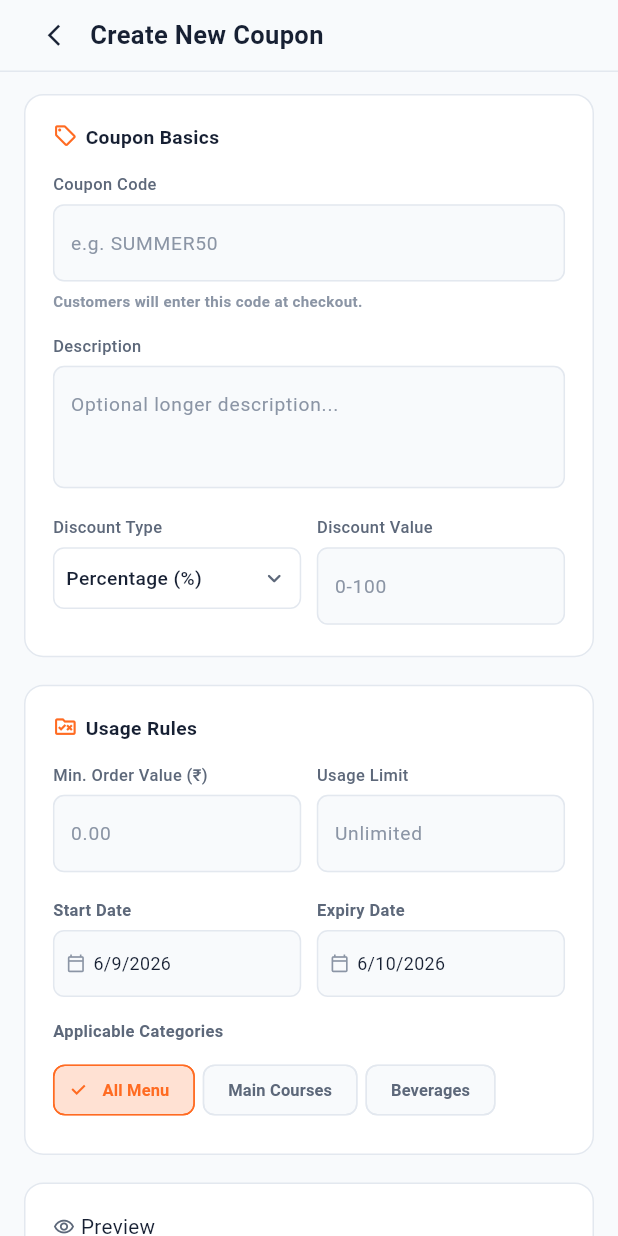
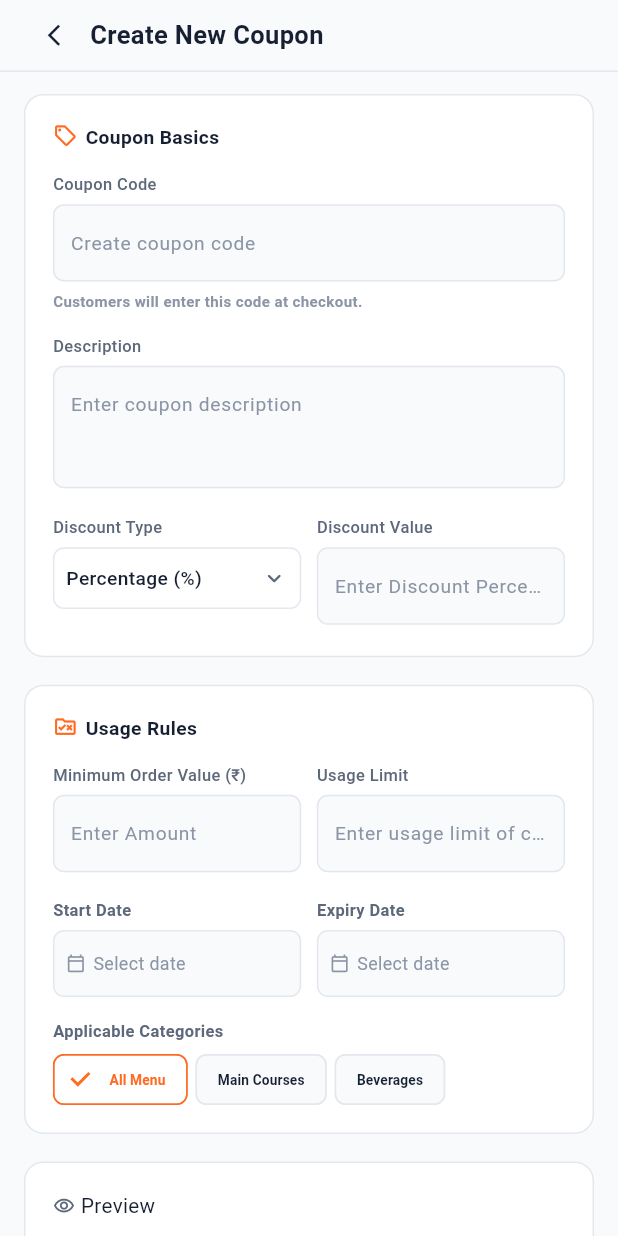
Before and after one commit to shubhnesh/RDX-Admin-Panel, a Flutter app: the CreateCouponScreen screen opened by its route, on a phone screen of 412 x 824 dp. Run offline on Flutter 3.47's test engine with Material 3 defaults, Android fonts, the phone set to English and light mode, and no system bars; our stand-ins replace cloud_firestore, firebase_auth, firebase_core, fl_chart; accounts and stored records are empty.

Commit message:
coupons screen improved

```diff
--- a/lib/screens/coupons/create_coupon_screen.dart
+++ b/lib/screens/coupons/create_coupon_screen.dart
@@ -26,8 +26,8 @@ class _CreateCouponScreenState extends State<CreateCouponScreen> {
   final usageLimitController = TextEditingController();
 
   DiscountType discountType = DiscountType.percentage;
-  DateTime startDate = DateTime.now();
-  DateTime endDate = DateTime.now().add(const Duration(days: 30));
+  DateTime? startDate;
+  DateTime? endDate;
   bool isLoading = false;
   String? errorMessage;
 
@@ -49,9 +49,16 @@ class _CreateCouponScreenState extends State<CreateCouponScreen> {
 
   Future<void> _save() async {
     if (codeController.text.trim().isEmpty ||
-        double.tryParse(discountValueController.text.trim()) == null) {
+        double.tryParse(discountValueController.text.trim()) == null ||
+        startDate == null ||
+        endDate == null) {
       setState(() => errorMessage =
-          'Please enter a coupon code and a valid discount value.');
+          'Please enter a coupon code, valid discount value, start date, and expiry date.');
+      return;
+    }
+    if (endDate!.isBefore(startDate!)) {
+      setState(
+          () => errorMessage = 'Expiry date must be after the start date.');
       return;
     }
 
@@ -63,9 +70,9 @@ class _CreateCouponScreenState extends State<CreateCouponScreen> {
       discountValue: double.parse(discountValueController.text.trim()),
       minOrderValue: double.tryParse(minOrderController.text.trim()),
       usageLimit: int.tryParse(usageLimitController.text.trim()),
-      startDate: startDate,
-      endDate: endDate,
-      status: startDate.isAfter(DateTime.now())
+      startDate: startDate!,
+      endDate: endDate!,
+      status: startDate!.isAfter(DateTime.now())
           ? CouponStatus.scheduled
           : CouponStatus.active,
     );
@@ -113,7 +120,7 @@ class _CreateCouponScreenState extends State<CreateCouponScreen> {
             discountValue:
                 double.tryParse(discountValueController.text.trim()) ?? 50,
             minOrder: double.tryParse(minOrderController.text.trim()),
-            isActive: !startDate.isAfter(DateTime.now()),
+            isActive: startDate != null && !startDate!.isAfter(DateTime.now()),
           );
 
           // ── Narrow (mobile / tablet) ───────────────────────────────
@@ -215,7 +222,7 @@ class _CreateCouponScreenState extends State<CreateCouponScreen> {
             RdxTextField(
               controller: codeController,
               label: 'Coupon Code',
-              hint: 'e.g. SUMMER50',
+              hint: 'Create coupon code',
             ),
             SizedBox(height: context.h(4)),
             Text(
@@ -230,7 +237,7 @@ class _CreateCouponScreenState extends State<CreateCouponScreen> {
               controller: descriptionController,
               label: 'Description',
               maxLines: 3,
-              hint: 'Optional longer description...',
+              hint: 'Enter coupon description',
             ),
             SizedBox(height: context.h(16)),
             Row(
@@ -243,8 +250,8 @@ class _CreateCouponScreenState extends State<CreateCouponScreen> {
                     controller: discountValueController,
                     label: 'Discount Value',
                     hint: discountType == DiscountType.percentage
-                        ? '0-100'
-                        : '0.00',
+                        ? 'Enter Discount Percentage'
+                        : 'Enter Discount Amount',
                     keyboardType: TextInputType.number,
                   ),
                 ),
@@ -263,8 +270,8 @@ class _CreateCouponScreenState extends State<CreateCouponScreen> {
                 Expanded(
                   child: RdxTextField(
                     controller: minOrderController,
-                    label: 'Min. Order Value (₹)',
-                    hint: '0.00',
+                    label: 'Minimum Order Value (₹)',
+                    hint: 'Enter Amount',
                     keyboardType: TextInputType.number,
                   ),
                 ),
@@ -273,7 +280,7 @@ class _CreateCouponScreenState extends State<CreateCouponScreen> {
                   child: RdxTextField(
                     controller: usageLimitController,
                     label: 'Usage Limit',
-                    hint: 'Unlimited',
+                    hint: 'Enter usage limit of coupon',
                     keyboardType: TextInputType.number,
                   ),
                 ),
@@ -340,23 +347,31 @@ class _CreateCouponScreenState extends State<CreateCouponScreen> {
                 return FilterChip(
                   label: Text(
                     cat,
-                    style: TextStyle(fontSize: context.h(12)),
+                    style: TextStyle(
+                      color: selected ? AppColors.primary : colors.textPrimary,
+                      fontSize: context.h(10),
+                      fontWeight: FontWeight.w600,
+                    ),
                   ),
                   selected: selected,
+                  showCheckmark: true,
+                  checkmarkColor: AppColors.primary,
                   onSelected: (v) => setState(() => v
                       ? _selectedCategories.add(cat)
                       : _selectedCategories.remove(cat)),
                   backgroundColor: colors.surfaceVariant,
-                  selectedColor: AppColors.primary.withOpacity(0.2),
-                  checkmarkColor: AppColors.primary,
-                  labelStyle: TextStyle(
-                    color: selected ? AppColors.primary : colors.textSecondary,
-                    fontSize: context.h(12),
-                    fontWeight: FontWeight.w600,
-                  ),
+                  selectedColor: Colors.white,
                   side: BorderSide(
                     color: selected ? AppColors.primary : colors.border,
                   ),
+                  shape: RoundedRectangleBorder(
+                    borderRadius: BorderRadius.circular(context.h(8)),
+                  ),
+                  padding: EdgeInsets.symmetric(
+                    horizontal: context.w(9),
+                    vertical: context.h(5),
+                  ),
+                  materialTapTargetSize: MaterialTapTargetSize.shrinkWrap,
                 );
               }).toList(),
             ),
@@ -427,16 +442,15 @@ class _CreateCouponScreenState extends State<CreateCouponScreen> {
       label: 'Discount Type',
       value: discountType,
       items: const [DiscountType.percentage, DiscountType.flat],
-      labelBuilder: (v) => v == DiscountType.percentage
-          ? 'Percentage (%)'
-          : 'Flat Amount (₹)',
+      labelBuilder: (v) =>
+          v == DiscountType.percentage ? 'Percentage (%)' : 'Flat Amount (₹)',
       onChanged: (v) {
         if (v != null) setState(() => discountType = v);
       },
     );
   }
 
-  Widget _datePickerField(DateTime date, ValueChanged<DateTime> onPick) {
+  Widget _datePickerField(DateTime? date, ValueChanged<DateTime> onPick) {
     return Builder(builder: (context) {
       final colors = AppColors.of(context);
       return InkWell(
@@ -444,7 +458,7 @@ class _CreateCouponScreenState extends State<CreateCouponScreen> {
         onTap: () async {
           final picked = await showDatePicker(
             context: context,
-            initialDate: date,
+            initialDate: date ?? DateTime.now(),
             firstDate: DateTime(2024),
             lastDate: DateTime(2030),
           );
@@ -469,9 +483,9 @@ class _CreateCouponScreenState extends State<CreateCouponScreen> {
               ),
               SizedBox(width: context.w(8)),
               Text(
-                Formatters.date(date),
+                date == null ? 'Select date' : Formatters.date(date),
                 style: TextStyle(
-                  color: colors.textPrimary,
+                  color: date == null ? colors.textMuted : colors.textPrimary,
                   fontSize: context.h(13),
                 ),
               ),
```
